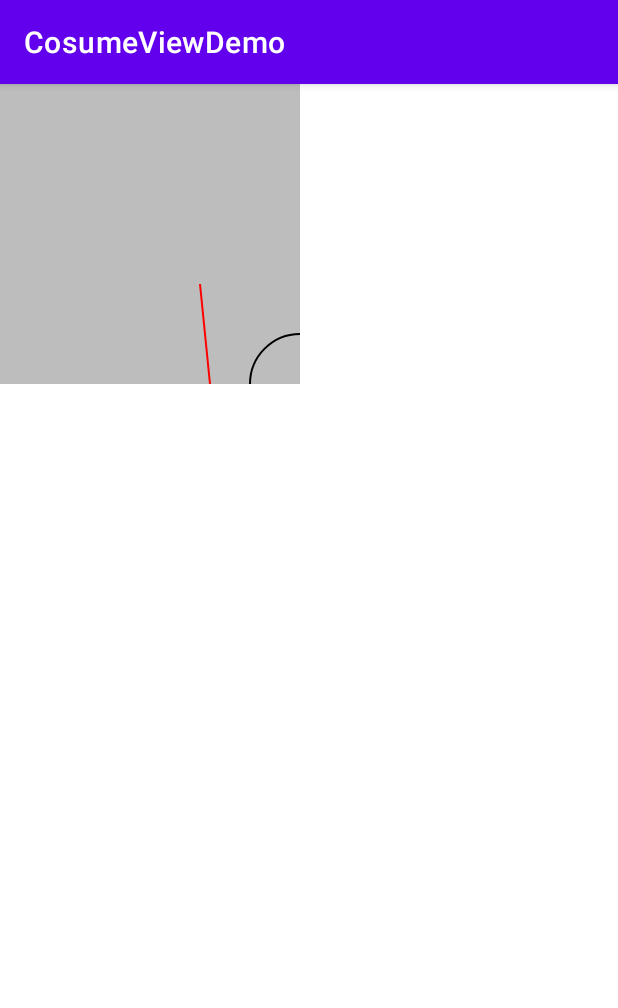
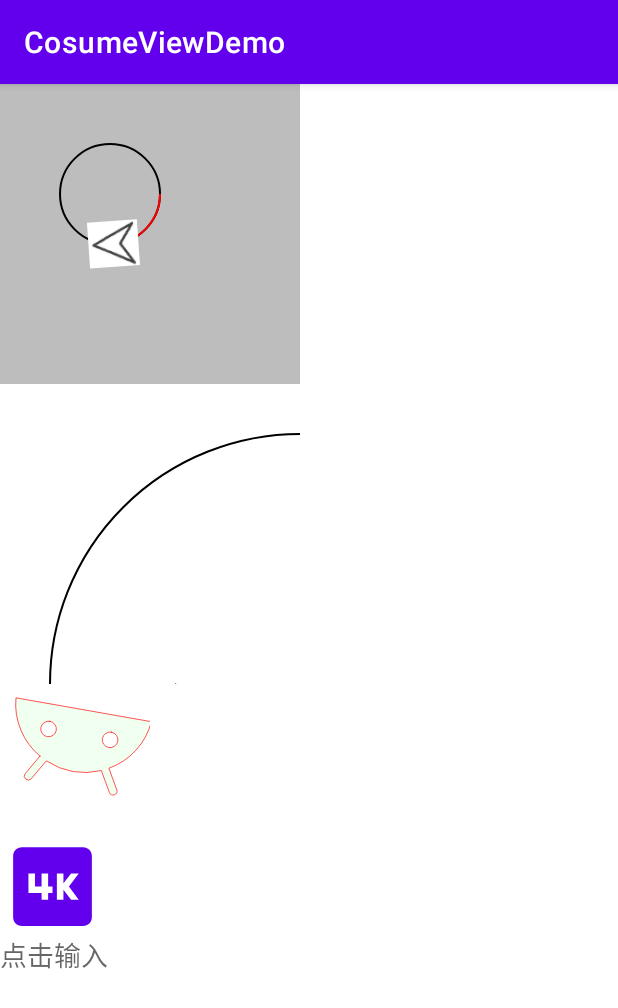
Before and after one commit to zzfyx/ViewDemo, an Android app: the Lin5Activity screen opened directly, with no data from a screen before it, on a phone screen of 412 x 824 dp. Shown: the top 1008 px of the screen. Run offline under Robolectric (Android 15) with nearby library versions, the phone set to English and light mode, and no system bars.

Commit message:
第4次提交////////

```diff
--- a/app/build.gradle
+++ b/app/build.gradle
@@ -12,7 +12,7 @@ android {
         targetSdk 32
         versionCode 1
         versionName "1.0"
-
+        vectorDrawables.useSupportLibrary=true
         testInstrumentationRunner "androidx.test.runner.AndroidJUnitRunner"
     }
 
--- a/app/src/main/java/com/hcmes/viewdemo/l5/Lin5Activity.kt
+++ b/app/src/main/java/com/hcmes/viewdemo/l5/Lin5Activity.kt
@@ -1,16 +1,49 @@
 package com.hcmes.viewdemo.l5
 
+import android.app.AlertDialog
+import android.graphics.drawable.Animatable
 import androidx.appcompat.app.AppCompatActivity
 import android.os.Bundle
 import android.view.LayoutInflater
+import android.view.View
+import androidx.appcompat.app.AppCompatDelegate
+import androidx.vectordrawable.graphics.drawable.AnimatedVectorDrawableCompat
+import com.hcmes.viewdemo.R
 import com.hcmes.viewdemo.databinding.ActivityLin5Binding
 
 class Lin5Activity : AppCompatActivity() {
     lateinit var bind:ActivityLin5Binding
+    companion object{
+        init {
+            AppCompatDelegate.setCompatVectorFromResourcesEnabled(true);
+        }
+
+    }
     override fun onCreate(savedInstanceState: Bundle?) {
         super.onCreate(savedInstanceState)
-         bind=  ActivityLin5Binding.inflate(LayoutInflater.from(this))
-         setContentView(bind.root)
+        bind=  ActivityLin5Binding.inflate(LayoutInflater.from(this))
+        setContentView(bind.root)
+        bind.imageView.setOnClickListener {
+            var animatedVectorDrawableCompat=   AnimatedVectorDrawableCompat.create(this, R.drawable.line_animated_verctor)
+            bind.imageView.setImageDrawable(animatedVectorDrawableCompat)
+            var any= bind.imageView.drawable as Animatable
+            any.start()
+        }
+        bind.animImg.setFocusable(true)
+        bind.animImg.isFocusableInTouchMode=true
+        bind.animImg.requestFocus()
+        bind.animImg.requestFocusFromTouch()
+        bind.edit.setOnFocusChangeListener(object:View.OnFocusChangeListener{
+            override fun onFocusChange(p0: View, p1: Boolean) {
+              if (p0.hasFocus()){
+                  var animatedVectorDrawableCompat=   AnimatedVectorDrawableCompat.create(this@Lin5Activity, R.drawable.animated_verctor_search)
+                  bind.animImg.setImageDrawable(animatedVectorDrawableCompat)
+                  var any= bind.animImg.drawable as Animatable
+                  any.start()
+              }
+            }
+
+        })
 
     }
 }
--- a/app/src/main/java/com/hcmes/viewdemo/l5/PathView.kt
+++ b/app/src/main/java/com/hcmes/viewdemo/l5/PathView.kt
@@ -7,6 +7,7 @@ import android.util.AttributeSet
 import android.util.Log
 import android.view.View
 import android.view.animation.BounceInterpolator
+import com.hcmes.viewdemo.R
 
 class PathView: View{
     constructor(context: Context?) : super(context)
@@ -23,6 +24,7 @@ class PathView: View{
     var currentFloat:Float=0f
     fun init(){
         setLayerType(LAYER_TYPE_SOFTWARE,null)
+        mArrayBmp= BitmapFactory.decodeResource(resources, R.mipmap.arraw)
         var valueAnimator=  ValueAnimator.ofFloat(0f,1f).setDuration(2000)
         valueAnimator.addUpdateListener {
             currentFloat=it.getAnimatedValue() as Float
@@ -31,8 +33,12 @@ class PathView: View{
         valueAnimator.repeatCount=ValueAnimator.INFINITE
        // valueAnimator.interpolator=BounceInterpolator()
         valueAnimator.start()
+
     }
 
+     var pos =FloatArray(2)
+     var tan=FloatArray(2)
+  var   mArrayBmp:Bitmap?=null
     override fun onDraw(canvas: Canvas) {
         super.onDraw(canvas)
         var paint= Paint()
@@ -40,7 +46,7 @@ class PathView: View{
         paint.strokeWidth=2f
         paint.style=Paint.Style.STROKE
         var path=Path()
-        canvas.translate(200f,200f)
+        canvas.translate(100f,100f)
 /*
 
 
@@ -58,7 +64,7 @@ class PathView: View{
 */
 
 
-     /*
+/*        一般获取最外面的轮廓
         path.addRect(-50f,-50f,50f,50f,Path.Direction.CCW)
         path.addRect(-100f,-100f,100f,100f,Path.Direction.CCW)
         path.addRect(-120f,-120f,120f,120f,Path.Direction.CW)
@@ -71,22 +77,34 @@ class PathView: View{
         }while (measure.nextContour())*/
 
 
-        path.addCircle(100f,100f,50f,Path.Direction.CW)
+        path.addCircle(10f,10f,mArrayBmp!!.width.toFloat(),Path.Direction.CW)
         canvas.drawPath(path,paint)
         var dst=Path()
-        dst.lineTo(10f,100f)
-        var measure=PathMeasure(path,false)
+       // dst.lineTo(10f,100f)
+        var pathMeasure=PathMeasure(path,false)
 
 
-        var stop=currentFloat*measure.length
-        var start=stop-(0.5f-Math.abs(currentFloat-0.5f))*measure.length
-        Log.i("qijian","len="+start)
+        var stop=currentFloat*pathMeasure.length
+        var start=stop-(0.5f-Math.abs(currentFloat-0.5f))*pathMeasure.length
+
         //最后一个函数，如果startWithmoveTo为true，路径起始点移动到新添加路径的起始点，否则使用之前的路径直接连过来，不会调用moveto
-      //  dst.reset()
-        measure.getSegment(start,stop,dst,true)
+
+        pathMeasure.getSegment(start,stop,dst,true)
         paint.setColor(Color.RED)
         canvas.drawPath(dst,paint)
+        //旋转箭头图片
+       /* pathMeasure.getPosTan(stop,pos,tan)
+        var degrees=(Math.atan2(tan.get(1).toDouble(), tan.get(0).toDouble())*180f/Math.PI).toFloat()
+        var matrix=Matrix();
+        matrix.postRotate(degrees,mArrayBmp!!.width/2f,mArrayBmp!!.height/2f)
+        matrix.postTranslate(pos[0]-mArrayBmp!!.width/2f,pos[1]-mArrayBmp!!.height/2f)
 
+        canvas.drawBitmap(mArrayBmp!!,matrix,paint)*/
 
+        //计算角方位
+        var matrix=Matrix();
+        pathMeasure.getMatrix(stop,matrix,PathMeasure.POSITION_MATRIX_FLAG or PathMeasure.TANGENT_MATRIX_FLAG)
+        matrix.preTranslate(-mArrayBmp!!.width/2f,-mArrayBmp!!.height/2f)
+        canvas.drawBitmap(mArrayBmp!!,matrix,paint)
     }
 }
--- /dev/null
+++ b/app/src/main/java/com/hcmes/viewdemo/l5/PayView.kt
@@ -0,0 +1,72 @@
+package com.hcmes.viewdemo.l5
+
+import android.animation.ValueAnimator
+import android.content.Context
+import android.graphics.*
+import android.util.AttributeSet
+import android.util.Log
+import android.view.View
+import android.view.animation.BounceInterpolator
+import com.hcmes.viewdemo.R
+
+class PayView: View{
+    constructor(context: Context?) : super(context)
+    constructor(context: Context?, attrs: AttributeSet?) : super(context, attrs){
+        init()
+    }
+    constructor(context: Context?, attrs: AttributeSet?, defStyleAttr: Int) : super(
+        context,
+        attrs,
+        defStyleAttr
+    ){
+        init()
+    }
+    var mCurrentValue:Float=0f
+    var paint=Paint()
+    var dstPath=Path()
+    var circlePath=Path()
+    private var   XX:Float= 300f
+    private var   YY:Float = 300f
+    private  var mRadius:Float = 250f//圆心坐标
+    var pathMeasure:PathMeasure?=null
+    var mNext:Boolean=false
+    fun init(){
+        setLayerType(LAYER_TYPE_SOFTWARE,null)
+
+        paint.setColor(Color.BLACK)
+        paint.strokeWidth=2f
+        paint.style=Paint.Style.STROKE
+        circlePath.addCircle(XX,YY,mRadius,Path.Direction.CW)//顺时针画图
+        this.circlePath.moveTo(XX-mRadius/2,YY)
+        this.circlePath.lineTo(XX,YY+mRadius/2)
+        this.circlePath.lineTo(XX+mRadius/2f,YY-mRadius/3)
+        this.pathMeasure= PathMeasure(this.circlePath,false)
+
+        var valueAnimator=  ValueAnimator.ofFloat(0f,2f).setDuration(2000)
+        valueAnimator.addUpdateListener {
+            mCurrentValue=it.getAnimatedValue() as Float
+            invalidate()
+        }
+        valueAnimator.repeatCount=ValueAnimator.INFINITE
+        valueAnimator.start()
+    }
+
+    override fun onDraw(canvas: Canvas) {
+        super.onDraw(canvas)
+         canvas.drawColor(Color.WHITE)
+        if (this.mCurrentValue<1){
+           var stop= pathMeasure!!.length*mCurrentValue
+            pathMeasure!!.getSegment(0f,stop,dstPath,true)
+        }else{
+            if (!mNext){
+                this.mNext=true
+                this.pathMeasure!!.getSegment(0f,this.pathMeasure!!.length,dstPath,true)
+                this.pathMeasure!!.nextContour()
+            }
+            var stop=pathMeasure!!.length*(mCurrentValue-1)
+            pathMeasure!!.getSegment(0f,stop,dstPath,true)
+        }
+        canvas.drawPath(dstPath,paint);//把截取到的路径画出来
+
+    }
+}
--- /dev/null
+++ b/app/src/main/res/drawable/animated_verctor_search.xml
@@ -0,0 +1,14 @@
+<?xml version="1.0" encoding="utf-8"?>
+<animated-vector xmlns:android="http://schemas.android.com/apk/res/android"
+    android:drawable="@drawable/vector_search_bar">
+
+
+<target
+        android:name="search"
+        android:animation="@animator/anim_search_trim_end"></target>
+<target
+    android:name="bar"
+    android:animation="@animator/anim_bar_trim_start"></target>
+
+
+</animated-vector>
--- /dev/null
+++ b/app/src/main/res/drawable/ic_android_black_24dp.xml
@@ -0,0 +1,21 @@
+<vector xmlns:android="http://schemas.android.com/apk/res/android"
+        android:width="24dp"
+        android:height="24dp"
+        android:viewportWidth="24"
+        android:viewportHeight="24">
+    <group
+         android:pivotX="12"
+         android:pivotY="12"
+         android:rotation="190">
+    <path
+        android:name="bar"
+        android:fillColor="#FFf0fff0"
+        android:pathData="M17.6,11.48 L19.44,8.3a0.63,0.63 0,0 0,-1.09 -0.63l-1.88,3.24a11.43,11.43 0,0 0,-8.94 0L5.65,7.67a0.63,0.63 0,0 0,-1.09 0.63L6.4,11.48A10.81,10.81 0,0 0,1 20L23,20A10.81,10.81 0,0 0,17.6 11.48ZM7,17.25A1.25,1.25 0,1 1,8.25 16,1.25 1.25,0 0,1 7,17.25ZM17,17.25A1.25,1.25 0,1 1,18.25 16,1.25 1.25,0 0,1 17,17.25Z"
+        android:strokeWidth="0.1"
+        android:strokeColor="#ff0000"
+        android:strokeLineCap="round"
+        android:strokeLineJoin="bevel"
+        android:trimPathStart="0"
+        />
+    </group>
+</vector>
--- /dev/null
+++ b/app/src/main/res/drawable/ic_baseline_4k_24.xml
@@ -0,0 +1,10 @@
+<vector xmlns:android="http://schemas.android.com/apk/res/android"
+    android:width="24dp"
+    android:height="24dp"
+    android:tint="?attr/colorControlNormal"
+    android:viewportWidth="24"
+    android:viewportHeight="24">
+  <path
+      android:fillColor="@android:color/white"
+      android:pathData="M19,3L5,3c-1.1,0 -2,0.9 -2,2v14c0,1.1 0.9,2 2,2h14c1.1,0 2,-0.9 2,-2L21,5c0,-1.1 -0.9,-2 -2,-2zM12,13.5h-1L11,15L9.5,15v-1.5h-3L6.5,9L8,9v3h1.5L9.5,9L11,9v3h1v1.5zM18,15h-1.75l-1.75,-2.25L14.5,15L13,15L13,9h1.5v2.25L16.25,9L18,9l-2.25,3L18,15z"/>
+</vector>
--- /dev/null
+++ b/app/src/main/res/drawable/line_animated_verctor.xml
@@ -0,0 +1,10 @@
+<?xml version="1.0" encoding="utf-8"?>
+<animated-vector xmlns:android="http://schemas.android.com/apk/res/android"
+    android:drawable="@drawable/ic_android_black_24dp">
+
+<target
+    android:name="bar"
+    android:animation="@animator/anim_trim_start"></target>
+
+
+</animated-vector>
--- /dev/null
+++ b/app/src/main/res/drawable/selector_svg_line.xml
@@ -0,0 +1,5 @@
+<?xml version="1.0" encoding="utf-8"?>
+<selector xmlns:android="http://schemas.android.com/apk/res/android">
+<item android:drawable="@drawable/ic_android_black_24dp" android:state_pressed="true"/>
+<item android:drawable="@drawable/ic_baseline_4k_24" android:state_pressed="false"/>
+</selector>
--- /dev/null
+++ b/app/src/main/res/drawable/vector_search_bar.xml
@@ -0,0 +1,20 @@
+<vector xmlns:android="http://schemas.android.com/apk/res/android"
+        android:width="150dp"
+        android:height="24dp"
+        android:viewportWidth="150"
+        android:viewportHeight="24">
+    <path
+        android:name="bar"
+        android:fillColor="#FFf0fff0"
+        android:pathData="M0,23 L149,23"
+        android:strokeWidth="1"
+        android:strokeColor="#000000"
+        />
+    <path
+        android:name="search"
+        android:fillColor="#FFf0fff0"
+        android:pathData="M141,17 A9,9 0 1,1 142,16 L149,23"
+        android:strokeWidth="1"
+        android:strokeColor="#000000"
+        />
+</vector>
--- a/app/src/main/res/layout/activity_lin5.xml
+++ b/app/src/main/res/layout/activity_lin5.xml
@@ -1,7 +1,11 @@
 <?xml version="1.0" encoding="utf-8"?>
-<LinearLayout xmlns:android="http://schemas.android.com/apk/res/android"
+<androidx.core.widget.NestedScrollView
+    xmlns:android="http://schemas.android.com/apk/res/android"
     xmlns:app="http://schemas.android.com/apk/res-auto"
     xmlns:tools="http://schemas.android.com/tools"
+    android:layout_width="match_parent"
+    android:layout_height="match_parent">
+    <LinearLayout
         android:layout_width="match_parent"
         android:layout_height="match_parent"
         android:orientation="vertical"
@@ -12,5 +16,43 @@
             android:layout_height="200dp"
             android:background="@color/gray_400"
             />
+        <com.hcmes.viewdemo.l5.PayView
+            android:id="@+id/payview"
+            android:layout_width="200dp"
+            android:layout_height="200dp"/>
+
+        <ImageView
+            android:id="@+id/imageView"
+            android:layout_width="100dp"
+            android:layout_height="100dp"
+            app:srcCompat="@drawable/ic_android_black_24dp"
+            ></ImageView>
+
+        <Button
+            android:id="@+id/btn"
+            android:layout_width="70dp"
+            android:layout_height="70dp"
+            android:background="@drawable/selector_svg_line"/>
+
+        <FrameLayout
+            android:layout_width="match_parent"
+            android:layout_height="wrap_content"
+            android:paddingBottom="30dp">
+
+            <EditText
+                android:id="@+id/edit"
+                android:layout_width="150dp"
+                android:layout_height="24dp"
+                android:background="@null"
+                android:hint="点击输入"
+                />
+            <ImageView
+                android:id="@+id/anim_img"
+                android:layout_width="150dp"
+                android:layout_height="24dp"
+                />
+
+        </FrameLayout>
 
     </LinearLayout>
+</androidx.core.widget.NestedScrollView>
```
Also changed, not shown: app/src/main/res/animator/anim_bar_trim_start.xml (added, +8 -0 lines), app/src/main/res/animator/anim_search_trim_end.xml (added, +8 -0 lines), app/src/main/res/animator/anim_trim_start.xml (added, +7 -0 lines), app/src/main/res/mipmap-xxxhdpi/arraw.png (added). Lines whose indentation alone changed are shown as unchanged.
